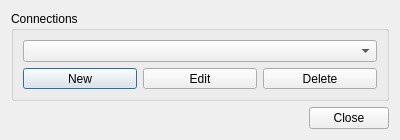
Before: the Qt Designer form ngq-custom-def-options/plugins/nextgis_connect/settings_dialog_base.ui in nextgis/installer, drawn with Qt 5.
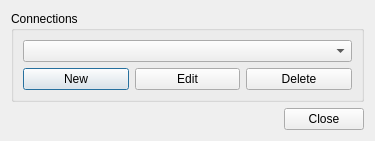
After: the same form once the commit is applied.

```diff
--- a/ngq-custom-def-options/plugins/nextgis_connect/settings_dialog_base.ui
+++ b/ngq-custom-def-options/plugins/nextgis_connect/settings_dialog_base.ui
@@ -6,26 +6,26 @@
    <rect>
     <x>0</x>
     <y>0</y>
-    <width>400</width>
-    <height>140</height>
+    <width>375</width>
+    <height>135</height>
    </rect>
   </property>
   <property name="sizePolicy">
-   <sizepolicy hsizetype="Fixed" vsizetype="Fixed">
+   <sizepolicy hsizetype="Preferred" vsizetype="Preferred">
     <horstretch>0</horstretch>
     <verstretch>0</verstretch>
    </sizepolicy>
   </property>
   <property name="minimumSize">
    <size>
-    <width>400</width>
-    <height>140</height>
+    <width>0</width>
+    <height>0</height>
    </size>
   </property>
   <property name="maximumSize">
    <size>
-    <width>400</width>
-    <height>140</height>
+    <width>16777215</width>
+    <height>16777215</height>
    </size>
   </property>
   <property name="windowTitle">
@@ -65,6 +65,19 @@
      </layout>
     </widget>
    </item>
+   <item>
+    <spacer name="verticalSpacer">
+     <property name="orientation">
+      <enum>Qt::Vertical</enum>
+     </property>
+     <property name="sizeHint" stdset="0">
+      <size>
+       <width>20</width>
+       <height>40</height>
+      </size>
+     </property>
+    </spacer>
+   </item>
    <item>
     <widget class="QDialogButtonBox" name="buttonBox">
      <property name="sizePolicy">
```
